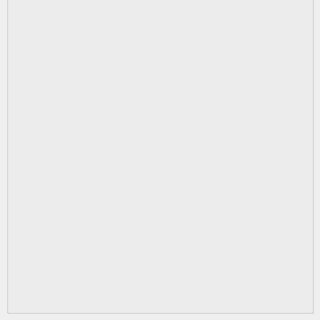
First picture: the form in tse_analytics/modules/phenomaster/meal_details/views/meal_details_settings_widget.ui, repository TSE-Systems/tse-analytics, before the edit; both pictures show x 0 to 320 and y 265 to 585 of the 320 by 585 pixel window.
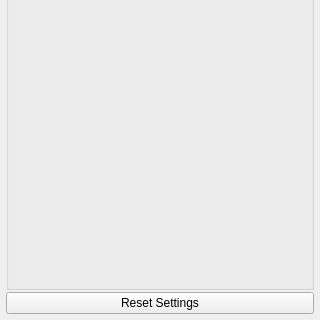
Second picture: the form after the edit.

Commit message: WIP: meal episodes plots.

```diff
--- a/tse_analytics/modules/phenomaster/meal_details/views/meal_details_settings_widget.ui
+++ b/tse_analytics/modules/phenomaster/meal_details/views/meal_details_settings_widget.ui
@@ -119,6 +119,13 @@
          </layout>
         </widget>
        </item>
+       <item>
+        <widget class="QPushButton" name="pushButtonResetSettings">
+         <property name="text">
+          <string>Reset Settings</string>
+         </property>
+        </widget>
+       </item>
       </layout>
      </widget>
     </widget>
```
The commit also changes 15 other files.
